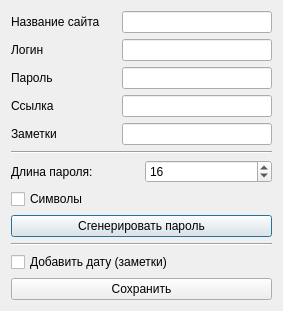
Before: the Qt Designer form addentrydialog.ui in Art1fi/qtKharon, drawn with Qt 5.
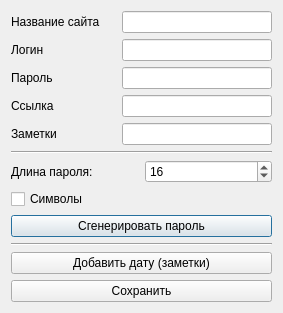
After: the same form once the commit is applied.

The edit to the form file:
```diff
--- a/addentrydialog.ui
+++ b/addentrydialog.ui
@@ -7,7 +7,7 @@
     <x>0</x>
     <y>0</y>
     <width>283</width>
-    <height>270</height>
+    <height>275</height>
    </rect>
   </property>
   <property name="windowTitle">
@@ -255,7 +255,7 @@
     </widget>
    </item>
    <item>
-    <widget class="QCheckBox" name="dateBox">
+    <widget class="QPushButton" name="dateButton">
      <property name="text">
       <string>Добавить дату (заметки)</string>
      </property>
```
